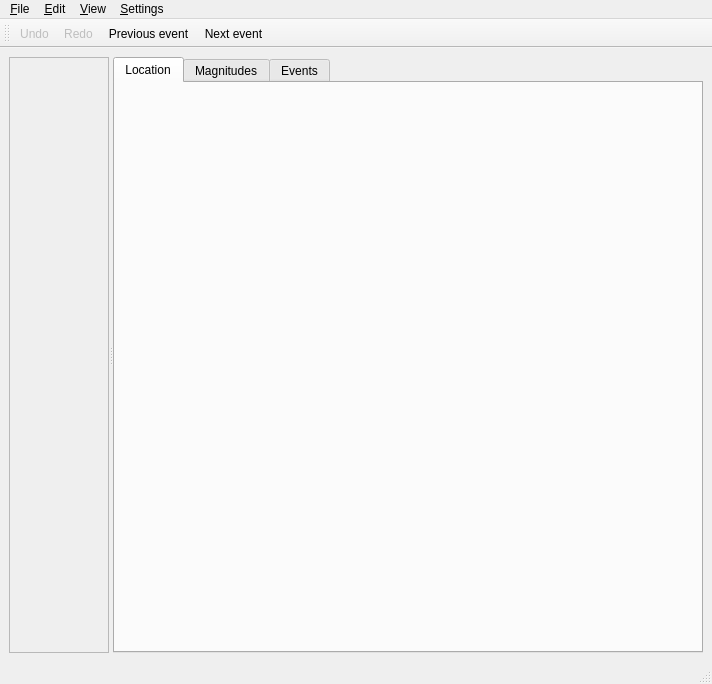
The window that apps/gui-qt/scolv/mainframe.ui (SeisComP/main) describes before a commit, drawn with Qt 5.
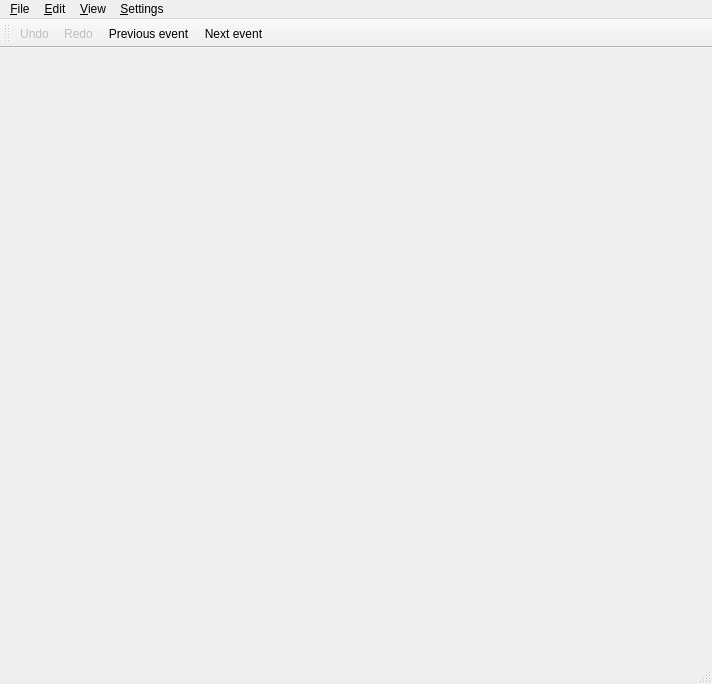
The same window after the commit. Icons and pictures are not drawn.

Commit message: [scolv] Change central widget to QScrollArea

```diff
--- a/apps/gui-qt/scolv/mainframe.ui
+++ b/apps/gui-qt/scolv/mainframe.ui
@@ -21,7 +21,10 @@
     <height>16</height>
    </size>
   </property>
-  <widget class="QWidget" name="centralwidget" >
+  <widget class="QScrollArea" name="centralwidget" >
+   <property name="widgetResizable">
+    <bool>true</bool>
+   </property>
    <layout class="QHBoxLayout" >
     <property name="margin" >
      <number>9</number>
```
